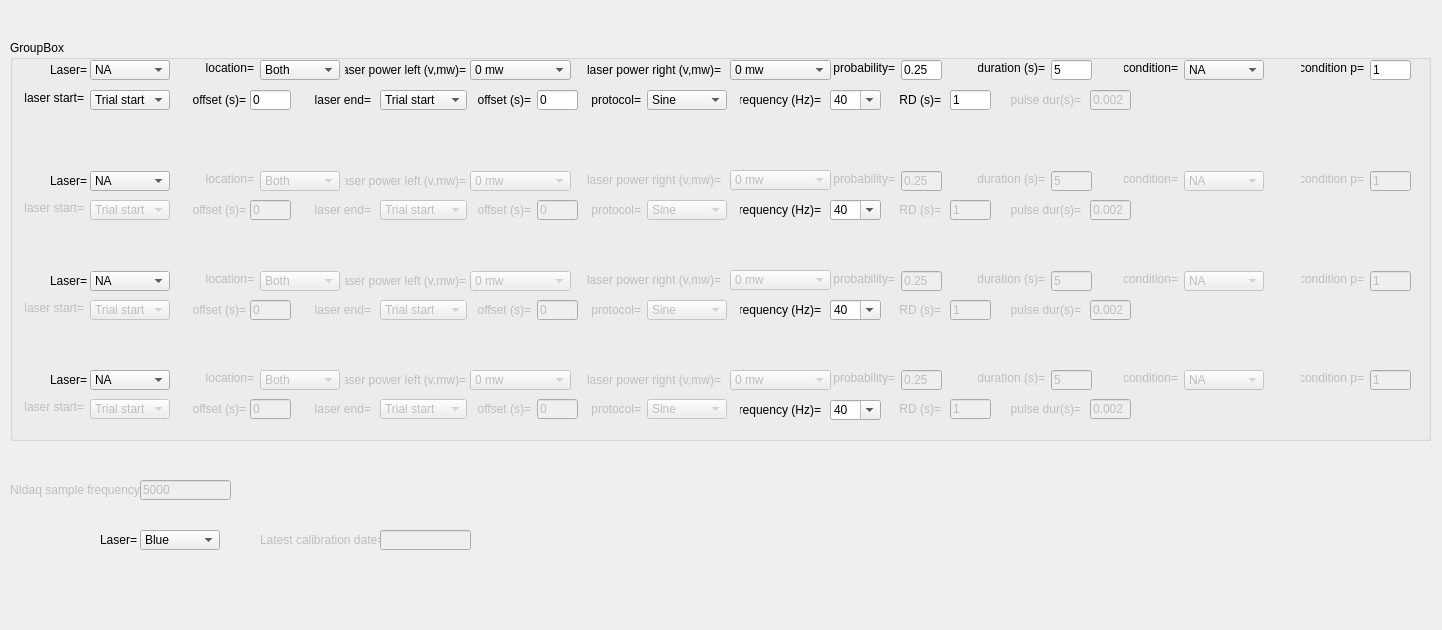
This is src/foraging_gui/Optogenetics.ui in AllenNeuralDynamics/dynamic-foraging-task as Qt 5 draws it before an edit. The edited form follows.
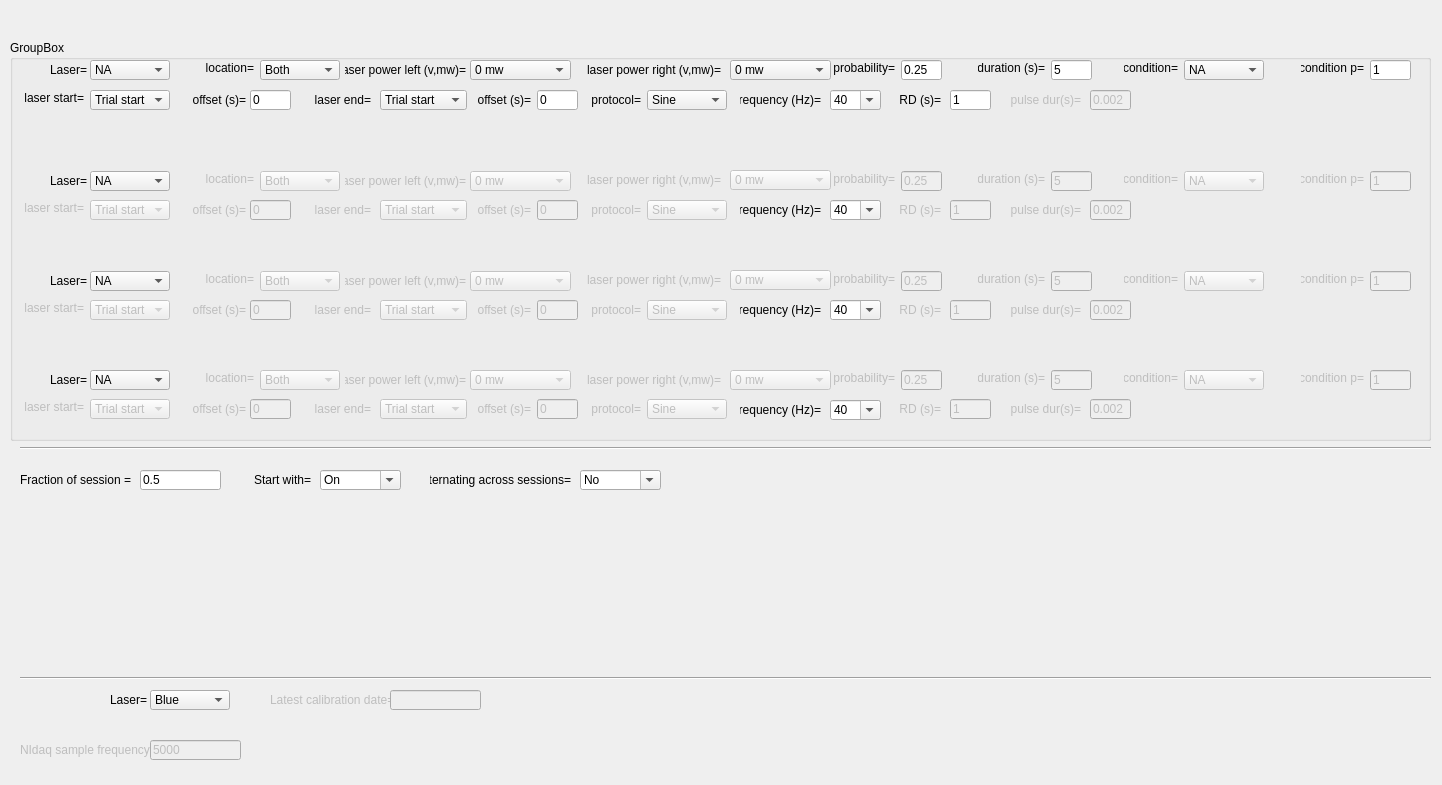
This is the edited form.

Commit message: Added session based continuous optogenetics

Patch:
```diff
--- a/src/foraging_gui/Optogenetics.ui
+++ b/src/foraging_gui/Optogenetics.ui
@@ -7,7 +7,7 @@
     <x>0</x>
     <y>0</y>
     <width>1442</width>
-    <height>630</height>
+    <height>785</height>
    </rect>
   </property>
   <property name="windowTitle">
@@ -3066,8 +3066,8 @@
    </property>
    <property name="geometry">
     <rect>
-     <x>10</x>
-     <y>480</y>
+     <x>20</x>
+     <y>740</y>
      <width>131</width>
      <height>20</height>
     </rect>
@@ -3082,8 +3082,8 @@
    </property>
    <property name="geometry">
     <rect>
-     <x>140</x>
-     <y>480</y>
+     <x>150</x>
+     <y>740</y>
      <width>91</width>
      <height>20</height>
     </rect>
@@ -3585,8 +3585,8 @@
    </property>
    <property name="geometry">
     <rect>
-     <x>260</x>
-     <y>530</y>
+     <x>270</x>
+     <y>690</y>
      <width>131</width>
      <height>20</height>
     </rect>
@@ -3601,8 +3601,8 @@
    </property>
    <property name="geometry">
     <rect>
-     <x>380</x>
-     <y>530</y>
+     <x>390</x>
+     <y>690</y>
      <width>91</width>
      <height>20</height>
     </rect>
@@ -3614,8 +3614,8 @@
   <widget class="QLabel" name="label1_17">
    <property name="geometry">
     <rect>
-     <x>100</x>
-     <y>530</y>
+     <x>110</x>
+     <y>690</y>
      <width>41</width>
      <height>20</height>
     </rect>
@@ -3627,8 +3627,8 @@
   <widget class="QComboBox" name="Laser_calibration">
    <property name="geometry">
     <rect>
-     <x>140</x>
-     <y>530</y>
+     <x>150</x>
+     <y>690</y>
      <width>80</width>
      <height>20</height>
     </rect>
@@ -3668,6 +3668,180 @@
     </property>
    </item>
   </widget>
+  <widget class="Line" name="line">
+   <property name="geometry">
+    <rect>
+     <x>20</x>
+     <y>670</y>
+     <width>1411</width>
+     <height>16</height>
+    </rect>
+   </property>
+   <property name="orientation">
+    <enum>Qt::Horizontal</enum>
+   </property>
+  </widget>
+  <widget class="Line" name="line_2">
+   <property name="geometry">
+    <rect>
+     <x>20</x>
+     <y>440</y>
+     <width>1411</width>
+     <height>16</height>
+    </rect>
+   </property>
+   <property name="orientation">
+    <enum>Qt::Horizontal</enum>
+   </property>
+  </widget>
+  <widget class="QComboBox" name="SessionAlternating">
+   <property name="geometry">
+    <rect>
+     <x>580</x>
+     <y>470</y>
+     <width>81</width>
+     <height>20</height>
+    </rect>
+   </property>
+   <property name="sizePolicy">
+    <sizepolicy hsizetype="Expanding" vsizetype="Expanding">
+     <horstretch>0</horstretch>
+     <verstretch>0</verstretch>
+    </sizepolicy>
+   </property>
+   <property name="editable">
+    <bool>true</bool>
+   </property>
+   <item>
+    <property name="text">
+     <string>No</string>
+    </property>
+   </item>
+   <item>
+    <property name="text">
+     <string>Yes</string>
+    </property>
+   </item>
+   <item>
+    <property name="text">
+     <string/>
+    </property>
+   </item>
+   <item>
+    <property name="text">
+     <string/>
+    </property>
+   </item>
+  </widget>
+  <widget class="QLabel" name="label3_17">
+   <property name="geometry">
+    <rect>
+     <x>430</x>
+     <y>470</y>
+     <width>141</width>
+     <height>20</height>
+    </rect>
+   </property>
+   <property name="text">
+    <string>Alternating across sessions=</string>
+   </property>
+   <property name="textFormat">
+    <enum>Qt::AutoText</enum>
+   </property>
+   <property name="alignment">
+    <set>Qt::AlignRight|Qt::AlignTrailing|Qt::AlignVCenter</set>
+   </property>
+  </widget>
+  <widget class="QLabel" name="label3_18">
+   <property name="geometry">
+    <rect>
+     <x>10</x>
+     <y>470</y>
+     <width>121</width>
+     <height>20</height>
+    </rect>
+   </property>
+   <property name="text">
+    <string>Fraction of session =</string>
+   </property>
+   <property name="textFormat">
+    <enum>Qt::AutoText</enum>
+   </property>
+   <property name="alignment">
+    <set>Qt::AlignRight|Qt::AlignTrailing|Qt::AlignVCenter</set>
+   </property>
+  </widget>
+  <widget class="QLineEdit" name="FractionOfSession">
+   <property name="geometry">
+    <rect>
+     <x>140</x>
+     <y>470</y>
+     <width>81</width>
+     <height>20</height>
+    </rect>
+   </property>
+   <property name="text">
+    <string>0.5</string>
+   </property>
+  </widget>
+  <widget class="QLabel" name="label3_19">
+   <property name="geometry">
+    <rect>
+     <x>250</x>
+     <y>470</y>
+     <width>61</width>
+     <height>20</height>
+    </rect>
+   </property>
+   <property name="text">
+    <string>Start with=</string>
+   </property>
+   <property name="textFormat">
+    <enum>Qt::AutoText</enum>
+   </property>
+   <property name="alignment">
+    <set>Qt::AlignRight|Qt::AlignTrailing|Qt::AlignVCenter</set>
+   </property>
+  </widget>
+  <widget class="QComboBox" name="SessionStartWith">
+   <property name="geometry">
+    <rect>
+     <x>320</x>
+     <y>470</y>
+     <width>81</width>
+     <height>20</height>
+    </rect>
+   </property>
+   <property name="sizePolicy">
+    <sizepolicy hsizetype="Expanding" vsizetype="Expanding">
+     <horstretch>0</horstretch>
+     <verstretch>0</verstretch>
+    </sizepolicy>
+   </property>
+   <property name="editable">
+    <bool>true</bool>
+   </property>
+   <item>
+    <property name="text">
+     <string>On</string>
+    </property>
+   </item>
+   <item>
+    <property name="text">
+     <string>Off</string>
+    </property>
+   </item>
+   <item>
+    <property name="text">
+     <string/>
+    </property>
+   </item>
+   <item>
+    <property name="text">
+     <string/>
+    </property>
+   </item>
+  </widget>
   <zorder>OptoPar</zorder>
   <zorder>Laser_1</zorder>
   <zorder>label1_2</zorder>
```
Left out of the diff: 8 changed lines with no effect on the pictures.
